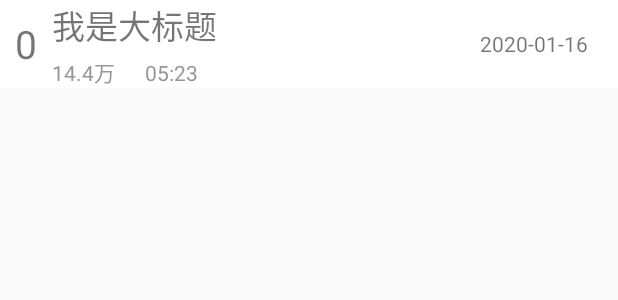
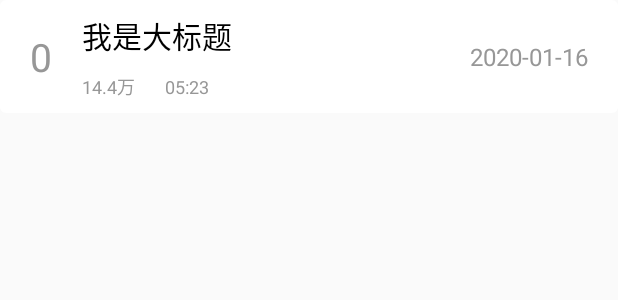
Before and after one commit to anjiemo/Himalaya, an Android app: the layout item_album_detail.xml on its own in the app's theme, with its tools: preview values and no code run, on a phone screen of 412 x 824 dp. Shown: the top 300 px of the screen. Run offline under Robolectric (Android 15) with nearby library versions, the phone set to English and light mode, and no system bars.

Commit message:
调整详情页面item布局效果。

```diff
--- a/app/src/main/res/layout/activity_detail.xml
+++ b/app/src/main/res/layout/activity_detail.xml
@@ -115,6 +115,7 @@
 
     <androidx.recyclerview.widget.RecyclerView
         android:id="@+id/album_detail_list"
+        android:overScrollMode="never"
         android:layout_width="match_parent"
         android:layout_height="match_parent"
         android:layout_below="@id/player_control_container" />
--- a/app/src/main/res/layout/item_album_detail.xml
+++ b/app/src/main/res/layout/item_album_detail.xml
@@ -2,15 +2,16 @@
 <RelativeLayout xmlns:android="http://schemas.android.com/apk/res/android"
     android:layout_width="match_parent"
     android:layout_height="wrap_content"
-    android:background="@color/white">
+    android:background="@drawable/shape_album_item_bg">
 
     <TextView
         android:id="@+id/order_text"
         android:layout_width="wrap_content"
         android:layout_height="wrap_content"
         android:layout_centerVertical="true"
-        android:padding="10dp"
+        android:padding="20dp"
         android:text="0"
+        android:textColor="#979797"
         android:textSize="26sp" />
 
     <LinearLayout
@@ -27,26 +28,29 @@
             android:ellipsize="end"
             android:maxLines="1"
             android:text="我是大标题"
-            android:textSize="22sp" />
+            android:textColor="#000000"
+            android:textSize="20sp" />
 
         <LinearLayout
             android:layout_width="match_parent"
             android:layout_height="wrap_content"
-            android:layout_marginTop="4dp"
+            android:layout_marginTop="10dp"
             android:orientation="horizontal">
 
             <TextView
                 android:layout_width="wrap_content"
                 android:layout_height="wrap_content"
                 android:text="14.4万"
-                android:textColor="#979797" />
+                android:textColor="#979797"
+                android:textSize="12sp" />
 
             <TextView
                 android:layout_width="wrap_content"
                 android:layout_height="wrap_content"
                 android:layout_marginLeft="20dp"
                 android:text="05:23"
-                android:textColor="#979797" />
+                android:textColor="#979797"
+                android:textSize="12sp" />
 
         </LinearLayout>
 
@@ -58,6 +62,8 @@
         android:layout_alignParentRight="true"
         android:layout_centerVertical="true"
         android:layout_marginRight="20dp"
-        android:text="2020-01-16" />
+        android:text="2020-01-16"
+        android:textColor="#979797"
+        android:textSize="16sp" />
 
 </RelativeLayout>
```
Also changed, not shown: app/src/main/java/com/smart/himalaya/DetailActivity.java (+8 -8 lines).
